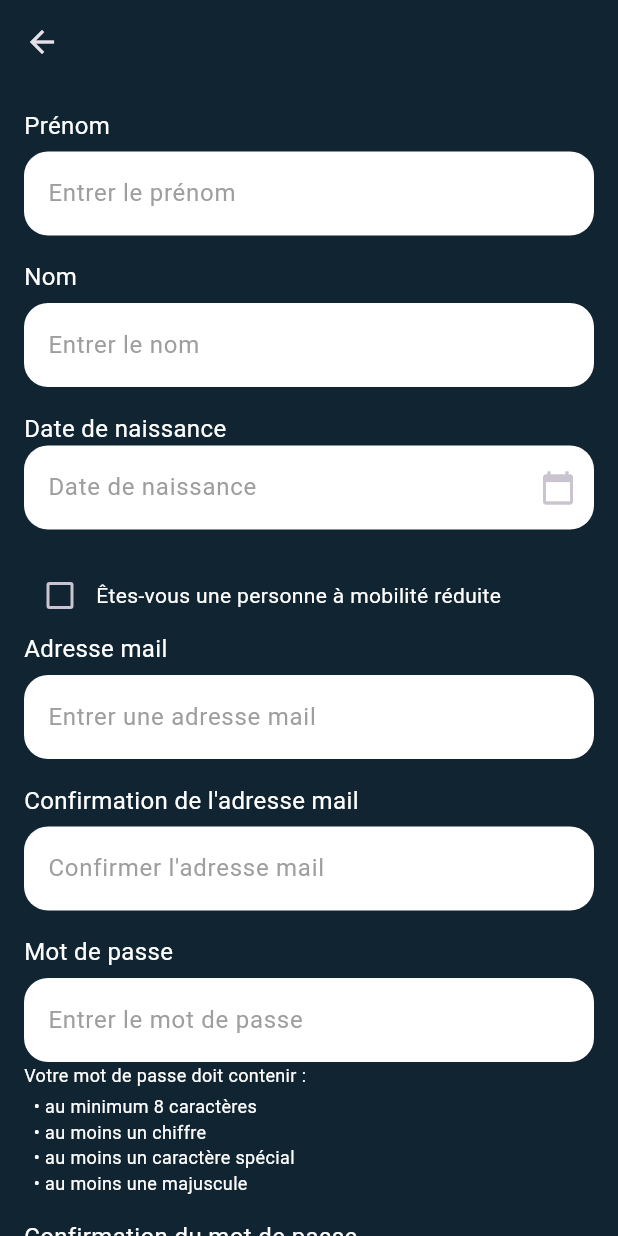
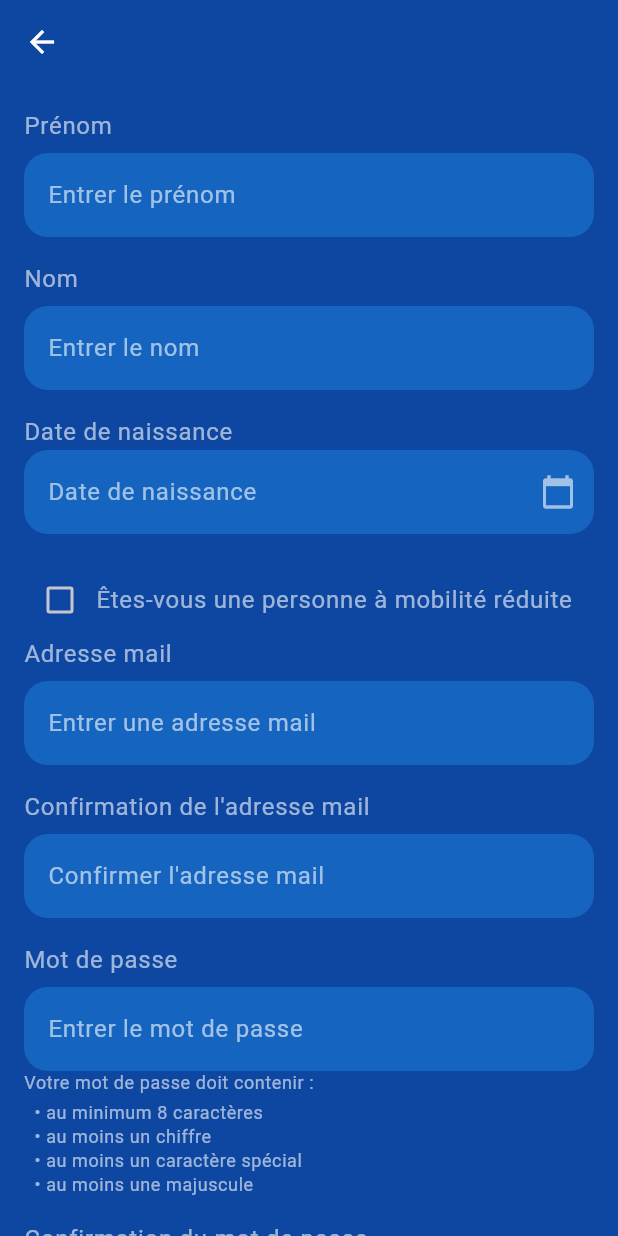
Before and after one commit to Team-SAE5A01/MOBILE_ClientPMR, a Flutter app: the SignupPage screen opened directly, on a phone screen of 412 x 824 dp. Run offline on Flutter 3.47's test engine with Material 3 defaults, Android fonts, the phone set to English and light mode, and no system bars.

Commit message:
gestion des themes réusssie a revoir les themes

```diff
--- a/lib/features/auth/forgot_password_page.dart
+++ b/lib/features/auth/forgot_password_page.dart
@@ -1,5 +1,4 @@
 import 'package:flutter/material.dart';
-import 'package:mobilite_pmr/features/auth/forgot_password_page.dart';
 
 class ForgotPasswordPage extends StatelessWidget {
   const ForgotPasswordPage({super.key});
--- a/lib/features/auth/signup_page.dart
+++ b/lib/features/auth/signup_page.dart
@@ -1,7 +1,5 @@
 import 'package:flutter/material.dart';
-import 'package:mobilite_pmr/features/auth/login_user_page.dart';
 import 'package:mobilite_pmr/features/utilisateur/Page_principal_test.dart';
-import 'package:mobilite_pmr/core/app_layout.dart';
 import 'package:mobilite_pmr/main.dart';
 
 class SignupPage extends StatefulWidget {
@@ -88,10 +86,12 @@ class _SignupPageState extends State<SignupPage> {
 
   @override
   Widget build(BuildContext context) {
+    final theme = Theme.of(context);
+
     return Scaffold(
-      backgroundColor: const Color.fromRGBO(16, 36, 50, 1),
+      backgroundColor: theme.scaffoldBackgroundColor,
       appBar: AppBar(
-        backgroundColor: const Color.fromARGB(255, 16, 36, 50),
+        backgroundColor: theme.appBarTheme.backgroundColor,
       ),
       body: SingleChildScrollView(
         padding: const EdgeInsets.all(16.0),
@@ -101,19 +101,19 @@ class _SignupPageState extends State<SignupPage> {
             crossAxisAlignment: CrossAxisAlignment.start,
             children: [
               // Champ Prénom
-              const Text(
+              Text(
                 'Prénom',
-                style: TextStyle(color: Colors.white, fontSize: 16),
+                style: theme.textTheme.bodyLarge?.copyWith(color: theme.hintColor),
               ),
               const SizedBox(height: 6),
               TextFormField(
                 controller: _firstNameController,
-                style: const TextStyle(color: Colors.white),
+                style: theme.textTheme.bodyLarge?.copyWith(color: theme.colorScheme.onBackground),
                 decoration: InputDecoration(
                   hintText: 'Entrer le prénom',
-                  hintStyle: const TextStyle(color: Colors.grey),
+                  hintStyle: theme.textTheme.bodyLarge?.copyWith(color: theme.hintColor),
                   filled: true,
-                  fillColor: Colors.white,
+                  fillColor: theme.cardColor,
                   border: OutlineInputBorder(
                     borderRadius: BorderRadius.circular(16),
                     borderSide: BorderSide.none,
@@ -129,19 +129,19 @@ class _SignupPageState extends State<SignupPage> {
               const SizedBox(height: 16),
 
               // Champ Nom
-              const Text(
+              Text(
                 'Nom',
-                style: TextStyle(color: Colors.white, fontSize: 16),
+                style: theme.textTheme.bodyLarge?.copyWith(color: theme.hintColor),
               ),
               const SizedBox(height: 6),
               TextFormField(
                 controller: _lastNameController,
-                style: const TextStyle(color: Colors.white),
+                style: theme.textTheme.bodyLarge?.copyWith(color: theme.colorScheme.onBackground),
                 decoration: InputDecoration(
                   hintText: 'Entrer le nom',
-                  hintStyle: const TextStyle(color: Colors.grey),
+                  hintStyle: theme.textTheme.bodyLarge?.copyWith(color: theme.hintColor),
                   filled: true,
-                  fillColor: Colors.white,
+                  fillColor: theme.cardColor,
                   border: OutlineInputBorder(
                     borderRadius: BorderRadius.circular(16),
                     borderSide: BorderSide.none,
@@ -157,22 +157,22 @@ class _SignupPageState extends State<SignupPage> {
               const SizedBox(height: 16),
 
               // Champ date de naissance
-              const Text(
+              Text(
                 'Date de naissance',
-                style: TextStyle(color: Colors.white, fontSize: 16),
+                style: theme.textTheme.bodyLarge?.copyWith(color: theme.hintColor),
               ),
               TextFormField(
                 controller: _dateController,
                 decoration: InputDecoration(
                   hintText: 'Date de naissance',
-                  hintStyle: const TextStyle(color: Colors.grey),
+                  hintStyle: theme.textTheme.bodyLarge?.copyWith(color: theme.hintColor),
                   filled: true,
-                  fillColor: Colors.white,
+                  fillColor: theme.cardColor,
                   border: OutlineInputBorder(
                     borderRadius: BorderRadius.circular(16),
                     borderSide: BorderSide.none,
                   ),
-                  suffixIcon: const Icon(Icons.calendar_today),
+                  suffixIcon: Icon(Icons.calendar_today, color: theme.hintColor),
                 ),
                 readOnly: true,
                 onTap: () {
@@ -200,12 +200,12 @@ class _SignupPageState extends State<SignupPage> {
                         }
                       });
                     },
-                    checkColor: Colors.black,
-                    activeColor: Colors.white,
+                    checkColor: theme.colorScheme.onPrimary,
+                    activeColor: theme.colorScheme.primary,
                   ),
-                  const Text(
+                  Text(
                     "Êtes-vous une personne à mobilité réduite",
-                    style: TextStyle(color: Colors.white, fontSize: 14),
+                    style: theme.textTheme.bodyLarge?.copyWith(color: theme.hintColor),
                   ),
                 ],
               ),
@@ -213,32 +213,28 @@ class _SignupPageState extends State<SignupPage> {
               // Dropdown pour sélectionner le type de PMR
               if (isMobilityReduced) ...[
                 const SizedBox(height: 10),
-
-                // Label pour la liste déroulante
-                const Text(
+                Text(
                   'Type de PMR',
-                  style: TextStyle(color: Colors.white, fontSize: 16),
+                  style: theme.textTheme.bodyLarge?.copyWith(color: theme.hintColor),
                 ),
                 const SizedBox(height: 6),
-
-                // Dropdown de sélection
                 DropdownButtonFormField<String>(
                   decoration: InputDecoration(
-                    labelStyle: const TextStyle(color: Colors.grey),
+                    labelStyle: theme.textTheme.bodyLarge?.copyWith(color: theme.hintColor),
                     filled: true,
-                    fillColor: Colors.white,
+                    fillColor: theme.cardColor,
                     border: OutlineInputBorder(
                       borderRadius: BorderRadius.circular(16),
                       borderSide: BorderSide.none,
                     ),
                   ),
-                  dropdownColor: Colors.white,
-                  style: const TextStyle(color: Colors.black),
+                  dropdownColor: theme.cardColor,
+                  style: theme.textTheme.bodyLarge?.copyWith(color: theme.colorScheme.onBackground),
                   value: selectedPMRType,
                   items: pmrTypes.map((String type) {
                     return DropdownMenuItem<String>(
                       value: type,
-                      child: Text(type),
+                      child: Text(type, style: theme.textTheme.bodyLarge),
                     );
                   }).toList(),
                   onChanged: (String? newValue) {
@@ -257,19 +253,19 @@ class _SignupPageState extends State<SignupPage> {
               ],
 
               // Champ Nom
-              const Text(
+              Text(
                 'Adresse mail',
-                style: TextStyle(color: Colors.white, fontSize: 16),
+                style: theme.textTheme.bodyLarge?.copyWith(color: theme.hintColor),
               ),
               const SizedBox(height: 6),
               TextFormField(
                 controller: _emailController,
-                style: const TextStyle(color: Colors.white),
+                style: theme.textTheme.bodyLarge?.copyWith(color: theme.colorScheme.onBackground),
                 decoration: InputDecoration(
                   hintText: 'Entrer une adresse mail',
-                  hintStyle: const TextStyle(color: Colors.grey),
+                  hintStyle: theme.textTheme.bodyLarge?.copyWith(color: theme.hintColor),
                   filled: true,
-                  fillColor: Colors.white,
+                  fillColor: theme.cardColor,
                   border: OutlineInputBorder(
                     borderRadius: BorderRadius.circular(16),
                     borderSide: BorderSide.none,
@@ -280,19 +276,19 @@ class _SignupPageState extends State<SignupPage> {
               const SizedBox(height: 16),
 
               // Champ confirmation de l'adresse mail
-              const Text(
+              Text(
                 'Confirmation de l\'adresse mail',
-                style: TextStyle(color: Colors.white, fontSize: 16),
+                style: theme.textTheme.bodyLarge?.copyWith(color: theme.hintColor),
               ),
               const SizedBox(height: 6),
               TextFormField(
                 controller: _confirmEmailController,
-                style: const TextStyle(color: Colors.white),
+                style: theme.textTheme.bodyLarge?.copyWith(color: theme.colorScheme.onBackground),
                 decoration: InputDecoration(
                   hintText: 'Confirmer l\'adresse mail',
-                  hintStyle: const TextStyle(color: Colors.grey),
+                  hintStyle: theme.textTheme.bodyLarge?.copyWith(color: theme.hintColor),
                   filled: true,
-                  fillColor: Colors.white,
+                  fillColor: theme.cardColor,
                   border: OutlineInputBorder(
                     borderRadius: BorderRadius.circular(16),
                     borderSide: BorderSide.none,
@@ -311,19 +307,19 @@ class _SignupPageState extends State<SignupPage> {
               const SizedBox(height: 16),
 
               // Champ mot de passe
-              const Text(
+              Text(
                 'Mot de passe',
-                style: TextStyle(color: Colors.white, fontSize: 16),
+                style: theme.textTheme.bodyLarge?.copyWith(color: theme.hintColor),
               ),
               const SizedBox(height: 6),
               TextFormField(
                 controller: _passwordController,
-                style: const TextStyle(color: Colors.white),
+                style: theme.textTheme.bodyLarge?.copyWith(color: theme.colorScheme.onBackground),
                 decoration: InputDecoration(
                   hintText: 'Entrer le mot de passe',
-                  hintStyle: const TextStyle(color: Colors.grey),
+                  hintStyle: theme.textTheme.bodyLarge?.copyWith(color: theme.hintColor),
                   filled: true,
-                  fillColor: Colors.white,
+                  fillColor: theme.cardColor,
                   border: OutlineInputBorder(
                     borderRadius: BorderRadius.circular(16),
                     borderSide: BorderSide.none,
@@ -334,35 +330,35 @@ class _SignupPageState extends State<SignupPage> {
               ),
 
               // Critères du mot de passe
-              const Text(
+              Text(
                 'Votre mot de passe doit contenir :',
-                style: TextStyle(color: Colors.white, fontSize: 12),
+                style: theme.textTheme.bodySmall?.copyWith(color: theme.hintColor),
               ),
               const SizedBox(height: 4),
-              const Text(
+              Text(
                 '  • au minimum 8 caractères\n'
                 '  • au moins un chiffre\n'
                 '  • au moins un caractère spécial\n'
                 '  • au moins une majuscule',
-                style: TextStyle(color: Colors.white, fontSize: 12),
+                style: theme.textTheme.bodySmall?.copyWith(color: theme.hintColor),
               ),
 
               const SizedBox(height: 16),
 
               // Champ confirmation du mot de passe
-              const Text(
+              Text(
                 'Confirmation du mot de passe',
-                style: TextStyle(color: Colors.white, fontSize: 16),
+                style: theme.textTheme.bodyLarge?.copyWith(color: theme.hintColor),
               ),
               const SizedBox(height: 6),
               TextFormField(
                 controller: _confirmPasswordController,
-                style: const TextStyle(color: Colors.white),
+                style: theme.textTheme.bodyLarge?.copyWith(color: theme.colorScheme.onBackground),
                 decoration: InputDecoration(
                   hintText: 'Confirmer le mot de passe',
-                  hintStyle: const TextStyle(color: Colors.grey),
+                  hintStyle: theme.textTheme.bodyLarge?.copyWith(color: theme.hintColor),
                   filled: true,
-                  fillColor: Colors.white,
+                  fillColor: theme.cardColor,
                   border: OutlineInputBorder(
                     borderRadius: BorderRadius.circular(16),
                     borderSide: BorderSide.none,
@@ -388,13 +384,13 @@ class _SignupPageState extends State<SignupPage> {
                       );
                     },
                     style: ElevatedButton.styleFrom(
-                      backgroundColor: Colors.white,
+                      backgroundColor: theme.colorScheme.onPrimary,
                       padding: const EdgeInsets.symmetric(horizontal: 32, vertical: 12),
                       shape: RoundedRectangleBorder(
                         borderRadius: BorderRadius.circular(16),
                       ),
                     ),
-                    child: const Text('Annuler', style: TextStyle(color: Color.fromARGB(255, 47, 184, 222))),
+                    child: Text('Annuler', style: theme.textTheme.bodyLarge?.copyWith(color: theme.colorScheme.primary)),
                   ),
                   ElevatedButton(
                     onPressed: () {
@@ -409,13 +405,13 @@ class _SignupPageState extends State<SignupPage> {
                       }
                     },
                     style: ElevatedButton.styleFrom(
-                      backgroundColor: const Color.fromARGB(255, 47, 184, 222),
+                      backgroundColor: theme.colorScheme.primary,
                       padding: const EdgeInsets.symmetric(horizontal: 32, vertical: 12),
                       shape: RoundedRectangleBorder(
                         borderRadius: BorderRadius.circular(16),
                       ),
                     ),
-                    child: const Text('Valider', style: TextStyle(color: Colors.white)),
+                    child: Text('Valider', style: theme.textTheme.bodyLarge?.copyWith(color: theme.colorScheme.onPrimary)),
                   ),
                 ],
               ),
--- a/lib/features/utilisateur/reservation_page.dart
+++ b/lib/features/utilisateur/reservation_page.dart
@@ -1,6 +1,4 @@
 import 'package:flutter/material.dart';
-import 'user_profile_page.dart';
-import 'home_user_page.dart';
 
 class ReservationPage extends StatelessWidget {
   const ReservationPage({super.key});
--- a/lib/features/utilisateur/settings_page.dart
+++ b/lib/features/utilisateur/settings_page.dart
@@ -14,6 +14,7 @@ class _SettingsPageState extends State<SettingsPage> {
 
   final List<String> _themes = [
     'Normal',
+    'Dark',
     'Daltonien (Deuteranopie)',
     'Daltonien (Protanopie)',
     'Daltonien (Tritanopie)',
--- a/lib/features/utilisateur/user_profile_page.dart
+++ b/lib/features/utilisateur/user_profile_page.dart
@@ -1,7 +1,4 @@
 import 'package:flutter/material.dart';
-import '../../widgets/custom_nav_bar.dart';
-import 'home_user_page.dart';
-import 'reservation_page.dart';
 
 class UserProfilePage extends StatelessWidget {
   const UserProfilePage({super.key});
```
Also changed, not shown: lib/core/theme_provider.dart (+160 -23 lines), lib/features/utilisateur/home_user_page.dart (+23 -21 lines), lib/widgets/custom_nav_bar.dart (+26 -28 lines), 3 other files.
